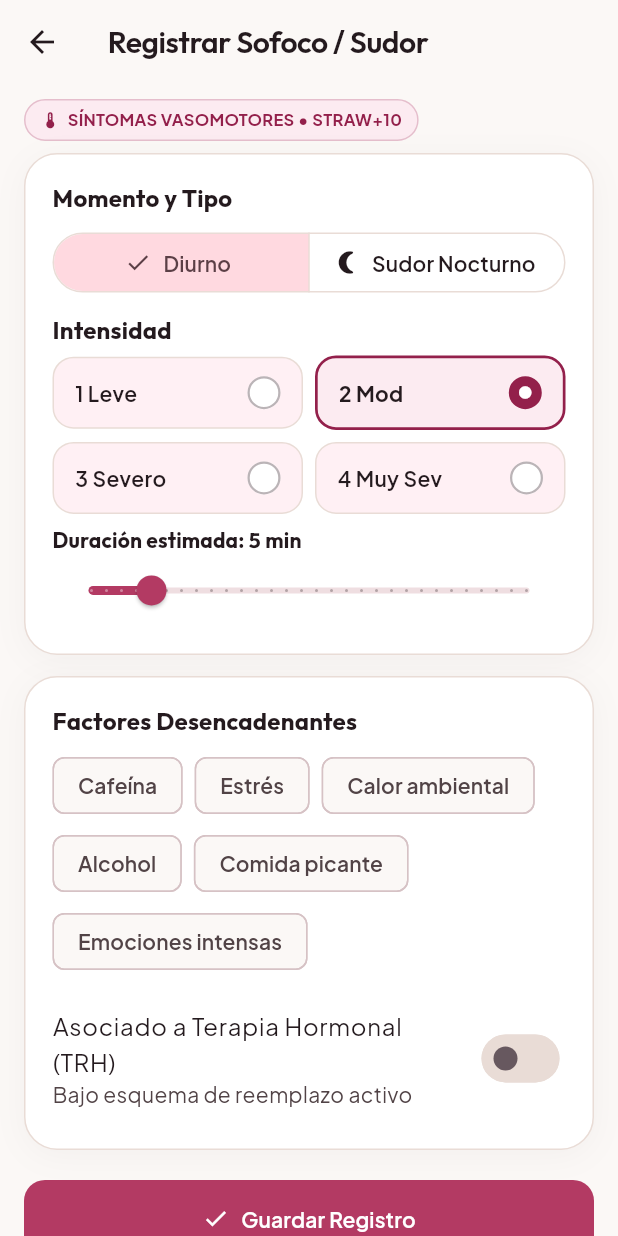
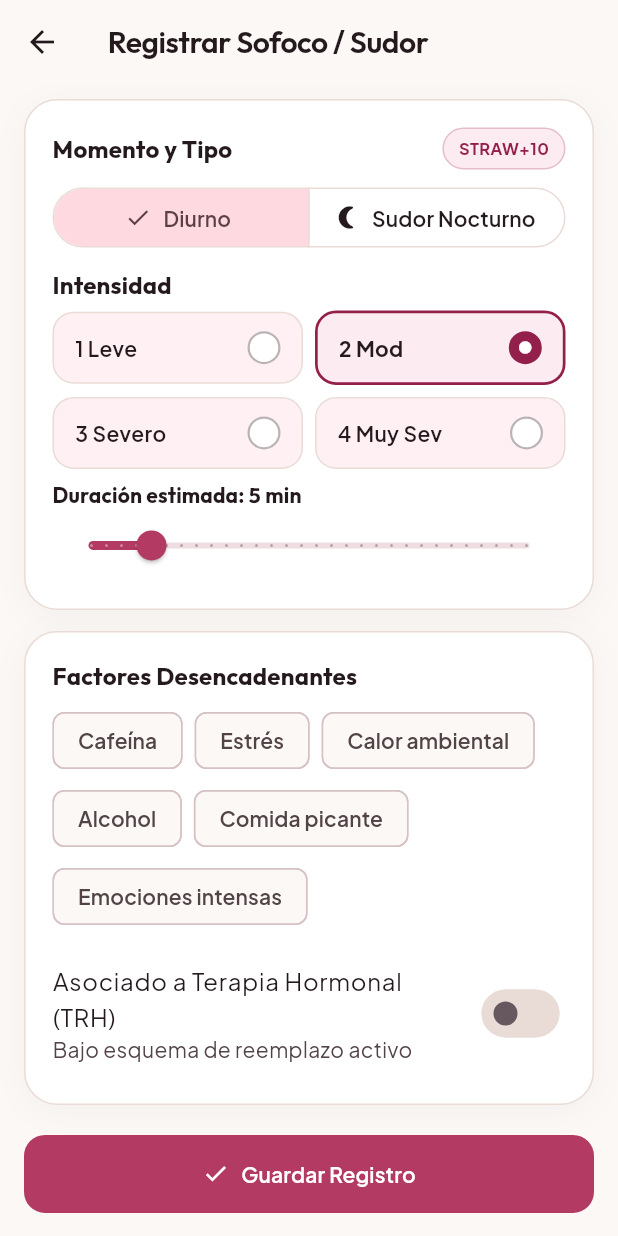
Before and after one commit to eduardoevz/Cora, a Flutter app: the HotFlashTrackerPage screen opened directly, on a phone screen of 412 x 824 dp. Run offline on Flutter 3.47's test engine with Material 3 defaults, Android fonts, the phone set to English and light mode, and no system bars; our stand-ins replace dio, drift, firebase_auth, firebase_core, flutter_riverpod; accounts and stored records are empty; generated files the repository leaves out were written again; project files that could hold a hidden picture were left out.

Commit message:
feat(mobile-ui): faithfully adapt Stitch designs for Wellness, Pillbox, and Doctor-Ready PDF

```diff
--- a/mobile/lib/features/menopause/presentation/pages/hot_flash_tracker_page.dart
+++ b/mobile/lib/features/menopause/presentation/pages/hot_flash_tracker_page.dart
@@ -82,20 +82,20 @@ class _HotFlashTrackerPageState extends ConsumerState<HotFlashTrackerPage> {
         child: Column(
           crossAxisAlignment: CrossAxisAlignment.stretch,
           children: [
-            const Align(
-              alignment: Alignment.centerLeft,
-              child: CoraMintStatusPill(
-                label: 'SÍNTOMAS VASOMOTORES • STRAW+10',
-                icon: Icons.thermostat_outlined,
-                variant: CoraStatusPillVariant.blush,
-              ),
-            ),
-            const SizedBox(height: 8),
             CoraSurfaceCard(
               child: Column(
                 crossAxisAlignment: CrossAxisAlignment.stretch,
                 children: [
-                  const CoraSectionLabel(title: 'Momento y Tipo'),
+                  const Row(
+                    mainAxisAlignment: MainAxisAlignment.spaceBetween,
+                    children: [
+                      Flexible(child: CoraSectionLabel(title: 'Momento y Tipo')),
+                      CoraMintStatusPill(
+                        label: 'STRAW+10',
+                        variant: CoraStatusPillVariant.blush,
+                      ),
+                    ],
+                  ),
                   const SizedBox(height: 8),
                   SegmentedButton<HotFlashType>(
                     segments: const [
--- a/mobile/lib/features/records/presentation/pages/doctor_report_export_page.dart
+++ b/mobile/lib/features/records/presentation/pages/doctor_report_export_page.dart
@@ -169,6 +169,10 @@ class _DoctorReportExportPageState
                         ),
                       ),
                       CoraMintStatusPill(
+                        label: 'CONFIDENCIAL',
+                        variant: CoraStatusPillVariant.blush,
+                      ),
+                      CoraMintStatusPill(
                         label: 'Formato A4',
                         variant: CoraStatusPillVariant.softMint,
                       ),
```
Also changed, not shown: mobile/lib/features/treatments/presentation/pages/pillbox_and_treatments_page.dart (+44 -0 lines), mobile/lib/features/wellness/presentation/pages/wellness_tracker_page.dart (+8 -1 lines).
